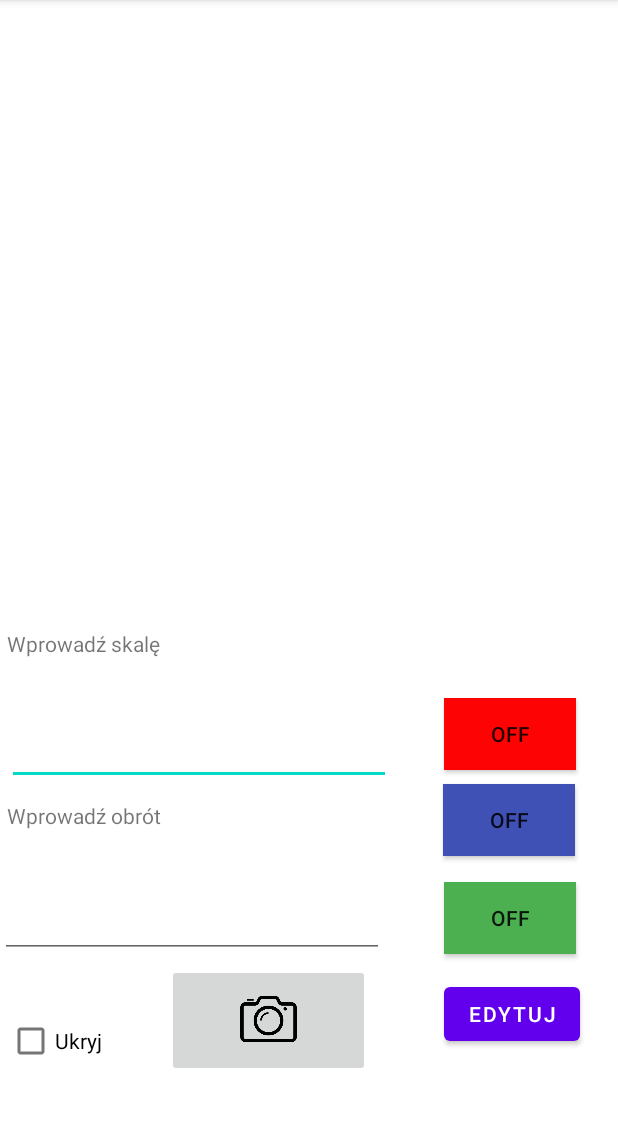
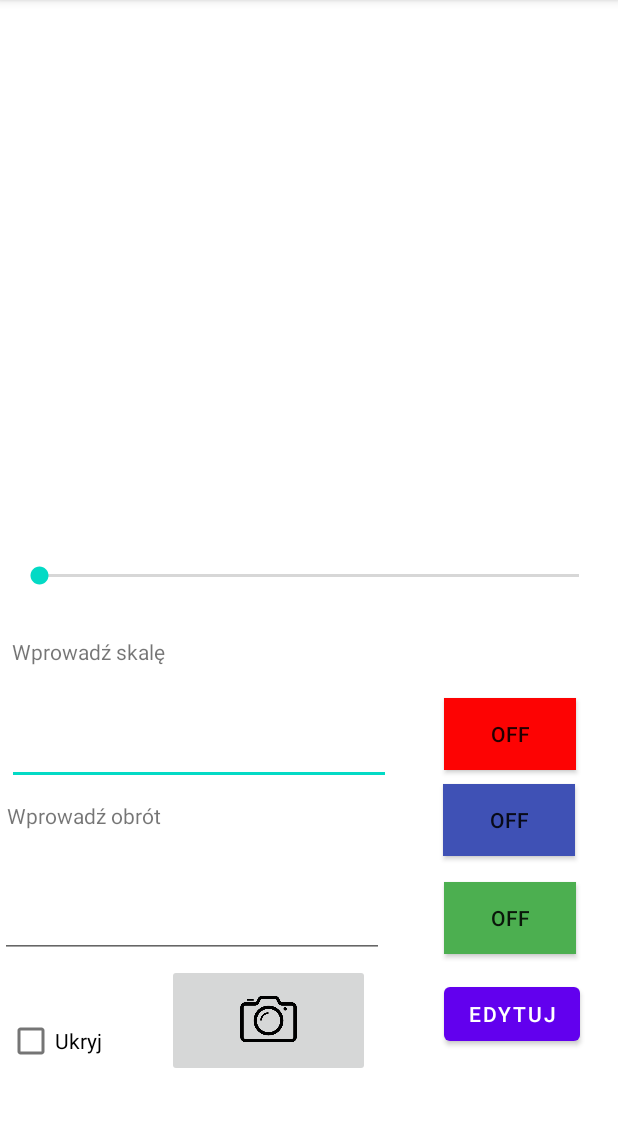
Before and after one commit to piaskowskinkym/obrazki2, an Android app: the screen it shows after launch (MainActivity), on a phone screen of 412 x 824 dp, the part 84-1211 px from its top. Run offline under Robolectric (Android 15) with nearby library versions, the phone set to English and light mode, and no system bars.

Commit message:
dodanie filtra kolorow

```diff
--- a/app/src/main/res/layout/activity_main.xml
+++ b/app/src/main/res/layout/activity_main.xml
@@ -82,10 +82,10 @@
         android:text="@string/skala"
         app:layout_constraintBottom_toBottomOf="parent"
         app:layout_constraintEnd_toEndOf="parent"
-        app:layout_constraintHorizontal_bias="0.016"
+        app:layout_constraintHorizontal_bias="0.025"
         app:layout_constraintStart_toStartOf="parent"
         app:layout_constraintTop_toTopOf="parent"
-        app:layout_constraintVertical_bias="0.56" />
+        app:layout_constraintVertical_bias="0.567" />
 
     <TextView
         android:id="@+id/tvobrot"
@@ -105,9 +105,10 @@
         android:layout_height="253dp"
         app:layout_constraintBottom_toBottomOf="parent"
         app:layout_constraintEnd_toEndOf="parent"
+        app:layout_constraintHorizontal_bias="0.496"
         app:layout_constraintStart_toStartOf="parent"
         app:layout_constraintTop_toTopOf="parent"
-        app:layout_constraintVertical_bias="0.213"
+        app:layout_constraintVertical_bias="0.033"
         app:srcCompat="@android:drawable/screen_background_light" />
 
     <ToggleButton
@@ -148,4 +149,15 @@
         app:layout_constraintEnd_toEndOf="parent"
         app:layout_constraintHorizontal_bias="0.913"
         app:layout_constraintStart_toStartOf="parent" />
+
+    <SeekBar
+        android:id="@+id/seekBar"
+        android:layout_width="392dp"
+        android:layout_height="32dp"
+        android:max="360"
+        android:progress="0"
+        app:layout_constraintBottom_toBottomOf="parent"
+        app:layout_constraintEnd_toEndOf="parent"
+        app:layout_constraintStart_toStartOf="parent"
+        app:layout_constraintTop_toTopOf="parent" />
 </androidx.constraintlayout.widget.ConstraintLayout>
```
Also changed, not shown: app/src/main/java/com/example/galeria/MainActivity.kt (+57 -4 lines).
